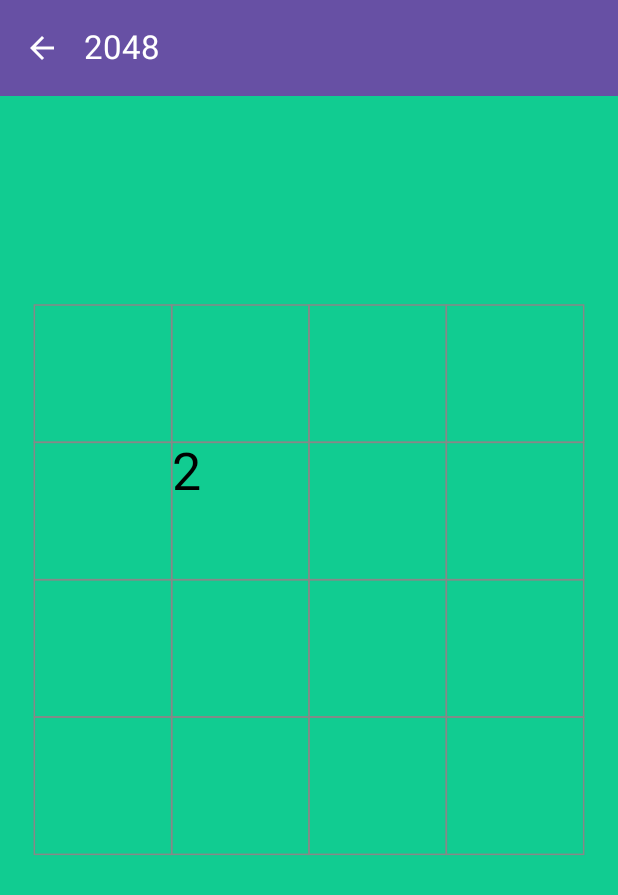
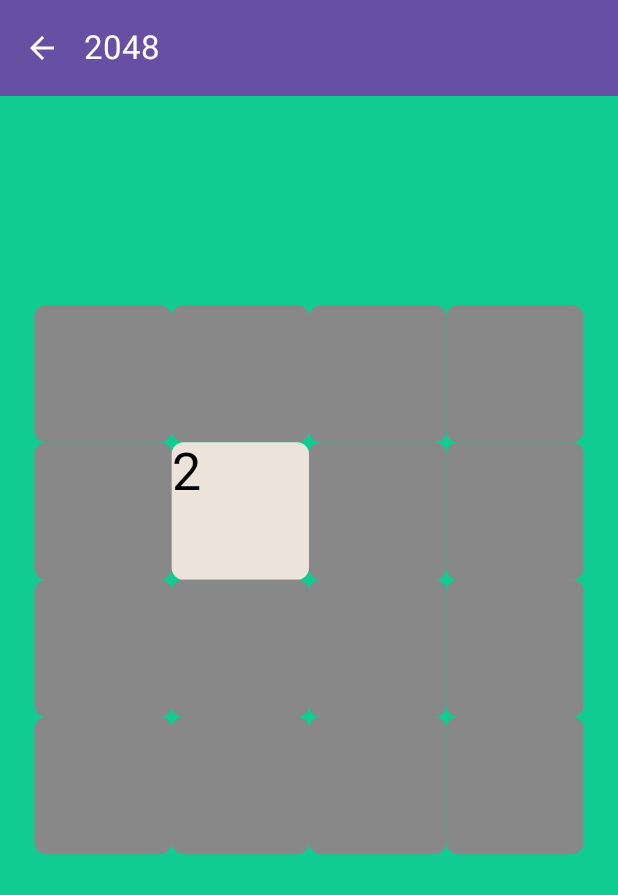
Before and after one commit to bibartanjha/android-games-app, an Android app built with Jetpack Compose: the screen it shows after launch (MainActivity), after a tap on "2048", on a phone screen of 412 x 824 dp. Shown: the top 895 px of the screen. Run offline under Robolectric (Android 15) with nearby library versions, the phone set to English and light mode, and no system bars.

Commit message:
adding border around tiles if recent merge

```diff
--- a/app/src/main/java/com/example/android_games_app/games/twentyfortyeight/GameState.kt
+++ b/app/src/main/java/com/example/android_games_app/games/twentyfortyeight/GameState.kt
@@ -1,10 +1,16 @@
 package com.example.android_games_app.games.twentyfortyeight
 
 import com.example.android_games_app.games.twentyfortyeight.utils.FixedValues.DIM_SIZE
+import com.example.android_games_app.games.twentyfortyeight.utils.GridTile
 import com.example.android_games_app.utils.GameProgressStatus
 
 data class GameState (
-    val gameGrid: List<MutableList<Int>> =
-        List(DIM_SIZE) { MutableList(DIM_SIZE) { 0 } },
+    val gameGrid: List<MutableList<GridTile>> =
+        List(DIM_SIZE) { MutableList(DIM_SIZE) {
+            GridTile(
+                value = 0,
+                position = it to it
+            )
+        } },
     val gameProgressStatus: GameProgressStatus = GameProgressStatus.NOT_STARTED
 )
--- a/app/src/main/java/com/example/android_games_app/games/twentyfortyeight/TwentyFortyEightGameScreen.kt
+++ b/app/src/main/java/com/example/android_games_app/games/twentyfortyeight/TwentyFortyEightGameScreen.kt
@@ -17,7 +17,9 @@
 import androidx.compose.runtime.getValue
 import androidx.compose.ui.Alignment
 import androidx.compose.ui.Modifier
+import androidx.compose.ui.geometry.CornerRadius
 import androidx.compose.ui.geometry.Offset
+import androidx.compose.ui.geometry.Size
 import androidx.compose.ui.graphics.Color
 import androidx.compose.ui.graphics.drawscope.Stroke
 import androidx.compose.ui.input.pointer.pointerInput
@@ -25,6 +27,7 @@
 import androidx.compose.ui.text.TextStyle
 import androidx.compose.ui.text.drawText
 import androidx.compose.ui.text.rememberTextMeasurer
+import androidx.compose.ui.text.style.TextAlign
 import androidx.compose.ui.tooling.preview.Preview
 import androidx.compose.ui.unit.dp
 import androidx.compose.ui.unit.sp
@@ -32,6 +35,7 @@
 import com.example.android_games_app.games.twentyfortyeight.utils.FixedValues.GRID_ROWS
 import com.example.android_games_app.games.twentyfortyeight.utils.FixedValues.SCREEN_BG_COLOR
 import com.example.android_games_app.games.twentyfortyeight.utils.SwipeDirection
+import com.example.android_games_app.games.twentyfortyeight.utils.TileFunctions
 import com.example.android_games_app.navigation.Routes
 import com.example.android_games_app.utils.TopBarWithBackIcon
 import kotlin.math.abs
@@ -122,32 +126,51 @@
                     val horizontalMarginAroundGameBoard = (canvasWidth - totalWidthOfGameBoard) / 2
                     val verticalMarginAroundGameBoard = 10.toFloat()
 
-                    for (row in 0 until GRID_COLS) {
-                        for (col in 0 until GRID_ROWS) {
-                            drawRect(
-                                color = Color.Gray,
-                                size = androidx.compose.ui.geometry.Size(dimensionGridCell, dimensionGridCell),
-                                topLeft = Offset(
-                                    horizontalMarginAroundGameBoard + (col * dimensionGridCell),
-                                    verticalMarginAroundGameBoard + (row * dimensionGridCell)
-                                ),
-                                style = Stroke(width = 1.dp.toPx())
+                    gameState.gameGrid.flatten().forEach { tile ->
+                        val topLeftOfRect = Offset(
+                            horizontalMarginAroundGameBoard + (tile.position.second * dimensionGridCell),
+                            verticalMarginAroundGameBoard + (tile.position.first * dimensionGridCell)
+                        )
+
+                        val rectSize = Size(dimensionGridCell, dimensionGridCell)
+
+
+                        drawRoundRect(
+                            color = TileFunctions.getBackgroundColor(tile.value),
+                            size = rectSize,
+                            topLeft = topLeftOfRect,
+                            cornerRadius = CornerRadius(8.dp.toPx())
+                        )
+
+                        if (tile.hadRecentMerge) {
+                            drawRoundRect(
+                                color = Color.Magenta,
+                                size = rectSize,
+                                topLeft = topLeftOfRect,
+                                cornerRadius = CornerRadius(8.dp.toPx()),
+                                style = Stroke(width = 4.dp.toPx())
                             )
-                            if (gameState.gameGrid[row][col] != 0) {
-                                drawText(
-                                    textMeasurer = textMeasurer,
-                                    text = gameState.gameGrid[row][col].toString(),
-                                    style = TextStyle(
-                                        fontSize = (dimensionGridCell/4).sp,
-                                        color = Color.Black,
-                                    ),
-                                    topLeft = Offset(
-                                        horizontalMarginAroundGameBoard + (col * dimensionGridCell),
-                                        verticalMarginAroundGameBoard + (row * dimensionGridCell)
-                                    )
-                                )
+                        }
+
+                        if (tile.value != 0) {
+                            val numDigits = tile.value.toString().length
+                            val fontSize = when (numDigits) {
+                                1 -> (dimensionGridCell/4).sp
+                                2 -> (dimensionGridCell/4.5).sp
+                                3 -> (dimensionGridCell/5).sp
+                                else -> (dimensionGridCell/6).sp
                             }
 
+                            drawText(
+                                textMeasurer = textMeasurer,
+                                text = tile.value.toString(),
+                                style = TextStyle(
+                                    fontSize = fontSize,
+                                    color = Color.Black,
+                                    textAlign = TextAlign.Center
+                                ),
+                                topLeft = topLeftOfRect
+                            )
                         }
                     }
                 }
--- a/app/src/main/java/com/example/android_games_app/games/twentyfortyeight/TwentyFortyEightGameViewModel.kt
+++ b/app/src/main/java/com/example/android_games_app/games/twentyfortyeight/TwentyFortyEightGameViewModel.kt
@@ -4,6 +4,7 @@
 import androidx.lifecycle.ViewModel
 import com.example.android_games_app.games.twentyfortyeight.utils.FixedValues.DIM_SIZE
 import com.example.android_games_app.games.twentyfortyeight.utils.GridFunctions
+import com.example.android_games_app.games.twentyfortyeight.utils.GridTile
 import com.example.android_games_app.games.twentyfortyeight.utils.SwipeDirection
 import com.example.android_games_app.utils.GameProgressStatus
 import kotlinx.coroutines.flow.MutableStateFlow
@@ -26,6 +27,10 @@
             SwipeDirection.NONE -> gameStateValue.gameGrid
         }
 
+//        for (row in updatedGrid) {
+//            Log.d("2048 Log", "--- UpdatedGrid: $updatedGrid")
+//        }
+
         var updatedGameStatus = gameStateValue.gameProgressStatus
 
         val tilesWith2048 = GridFunctions.getAllTilesWithValue(updatedGrid, 2048)
@@ -37,7 +42,9 @@
                 updatedGameStatus = GameProgressStatus.LOST
             } else {
                 val randomTile = tilesWithZero.random()
-                updatedGrid[randomTile.first][randomTile.second] = 2
+                updatedGrid[randomTile.first][randomTile.second].value = 2
+                updatedGrid[randomTile.first][randomTile.second] =
+                    GridTile(value = 2, position = Pair(randomTile.first, randomTile.second))
             }
         }
 
@@ -52,8 +59,15 @@
     }
 
     fun startNewGame() {
-        val newGrid = List(DIM_SIZE) { MutableList(DIM_SIZE) { 0 } }
-        newGrid[Random.nextInt(DIM_SIZE)][Random.nextInt(DIM_SIZE)] = 2
+        val newGrid = List(DIM_SIZE) { MutableList(DIM_SIZE) { GridTile() } }
+        for (row in newGrid.indices) {
+            for (col in newGrid.indices) {
+                newGrid[row][col].position = Pair(row, col)
+            }
+        }
+        val randomRow = Random.nextInt(DIM_SIZE)
+        val randomCol = Random.nextInt(DIM_SIZE)
+        newGrid[randomRow][randomCol] = GridTile(value = 2, position = randomRow to randomCol)
 
 
         gameState.value = gameState.value.copy(
--- /dev/null
+++ b/app/src/main/java/com/example/android_games_app/games/twentyfortyeight/utils/GridTile.kt
@@ -0,0 +1,8 @@
+package com.example.android_games_app.games.twentyfortyeight.utils
+
+data class GridTile(
+    var value: Int = 0,
+    var position: Pair<Int, Int> = Pair(0, 0),
+    var hadRecentMerge: Boolean = false,
+    var isNewTile: Boolean = false
+)
--- /dev/null
+++ b/app/src/main/java/com/example/android_games_app/games/twentyfortyeight/utils/TileFunctions.kt
@@ -0,0 +1,22 @@
+package com.example.android_games_app.games.twentyfortyeight.utils
+
+import androidx.compose.ui.graphics.Color
+
+object TileFunctions {
+    fun getBackgroundColor(tileValue: Int): Color {
+        return when (tileValue) {
+            2 -> Color(0xFFECE4DB)
+            4 -> Color(0xFFE8CCB5)
+            8 -> Color(0xFFF2B179)
+            16 -> Color(0xFFF59563)
+            32 -> Color(0xFFF67C5F)
+            64 -> Color(0xFFF65E3B)
+            128 -> Color(0xFFEDCF72)
+            256 -> Color(0xFFEDCC61)
+            512 -> Color(0xFFEDC850)
+            1024 -> Color(0xFFEDC53F)
+            2048 -> Color(0xFFEDC22E)
+            else -> Color.Gray
+        }
+    }
+}
```
Also changed, not shown: app/src/main/java/com/example/android_games_app/games/twentyfortyeight/utils/GridFunctions.kt (+45 -31 lines).
